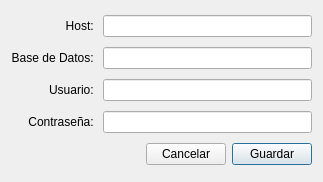
emepetres/Six-of-Spades, file databasedialog.ui: the form before one commit.
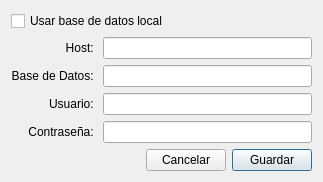
The form after the commit.

Commit message:
Local datatabase posibility added.
Now you can choose between a remote database (MySQL) or a local one (SQLite)

```diff
--- a/databasedialog.ui
+++ b/databasedialog.ui
@@ -14,7 +14,7 @@
    <string>Dialog</string>
   </property>
   <layout class="QGridLayout" name="gridLayout">
-   <item row="0" column="0">
+   <item row="3" column="0">
     <widget class="QLabel" name="label">
      <property name="layoutDirection">
       <enum>Qt::LeftToRight</enum>
@@ -27,10 +27,10 @@
      </property>
     </widget>
    </item>
-   <item row="0" column="1" colspan="3">
+   <item row="3" column="1" colspan="3">
     <widget class="QLineEdit" name="hostEdit"/>
    </item>
-   <item row="1" column="0">
+   <item row="4" column="0">
     <widget class="QLabel" name="label_2">
      <property name="text">
       <string>Base de Datos: </string>
@@ -40,10 +40,10 @@
      </property>
     </widget>
    </item>
-   <item row="1" column="1" colspan="3">
+   <item row="4" column="1" colspan="3">
     <widget class="QLineEdit" name="databaseEdit"/>
    </item>
-   <item row="2" column="0">
+   <item row="5" column="0">
     <widget class="QLabel" name="label_3">
      <property name="text">
       <string>Usuario: </string>
@@ -53,10 +53,10 @@
      </property>
     </widget>
    </item>
-   <item row="2" column="1" colspan="3">
+   <item row="5" column="1" colspan="3">
     <widget class="QLineEdit" name="userEdit"/>
    </item>
-   <item row="3" column="0">
+   <item row="6" column="0">
     <widget class="QLabel" name="label_4">
      <property name="text">
       <string>Contraseña: </string>
@@ -66,23 +66,30 @@
      </property>
     </widget>
    </item>
-   <item row="3" column="1" colspan="3">
+   <item row="6" column="1" colspan="3">
     <widget class="QLineEdit" name="passwordEdit"/>
    </item>
-   <item row="4" column="3">
+   <item row="7" column="3">
     <widget class="QPushButton" name="saveButton">
      <property name="text">
       <string>Guardar</string>
      </property>
     </widget>
    </item>
-   <item row="4" column="2">
+   <item row="7" column="2">
     <widget class="QPushButton" name="cancelButton">
      <property name="text">
       <string>Cancelar</string>
      </property>
     </widget>
    </item>
+   <item row="2" column="0" colspan="3">
+    <widget class="QCheckBox" name="localCheckBox">
+     <property name="text">
+      <string>Usar base de datos local</string>
+     </property>
+    </widget>
+   </item>
   </layout>
  </widget>
  <resources/>
```
Left out of the diff: 22 changed lines with no effect on the pictures. The commit also changes 9 other files.
